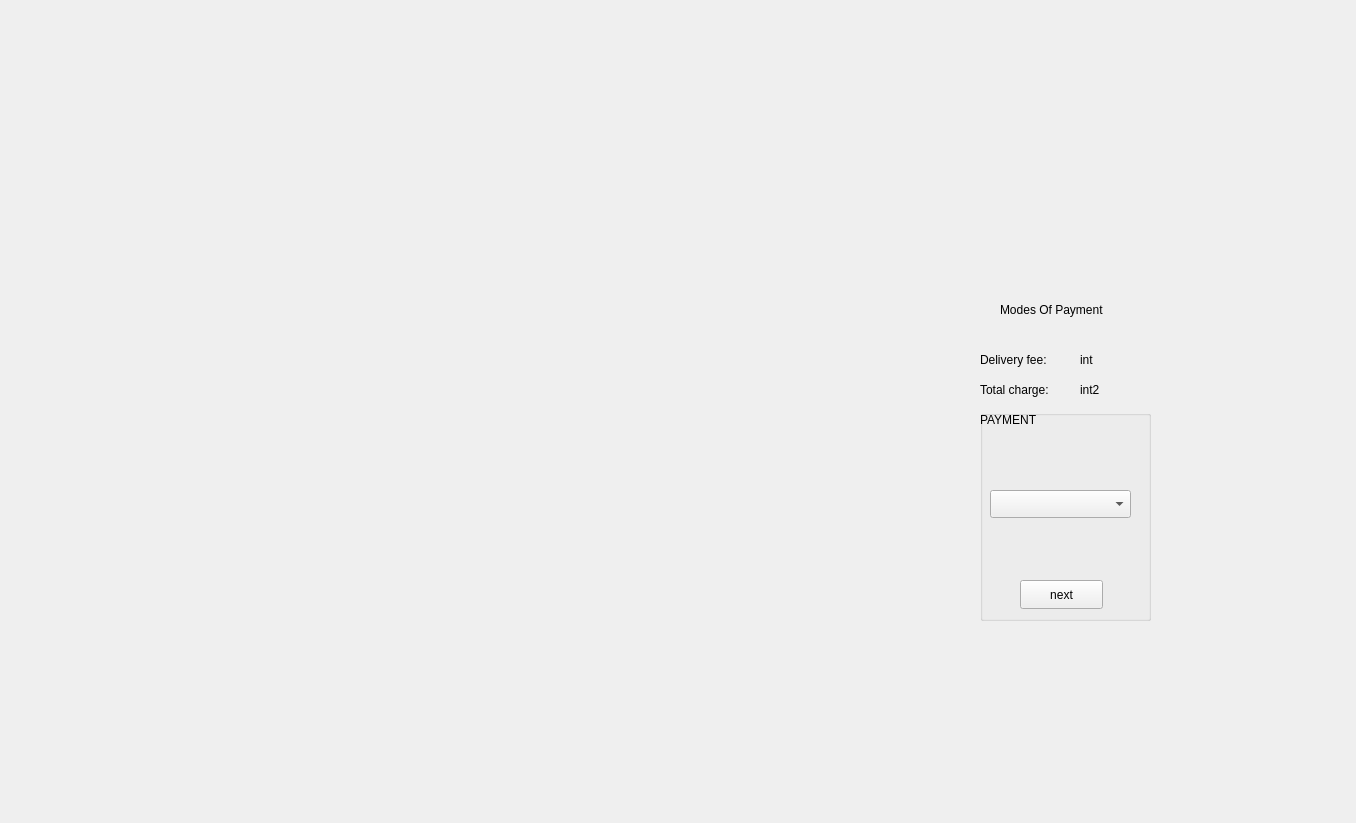
manasvi30/the-muncheese-project, file mainwindow.ui: the form before one commit.
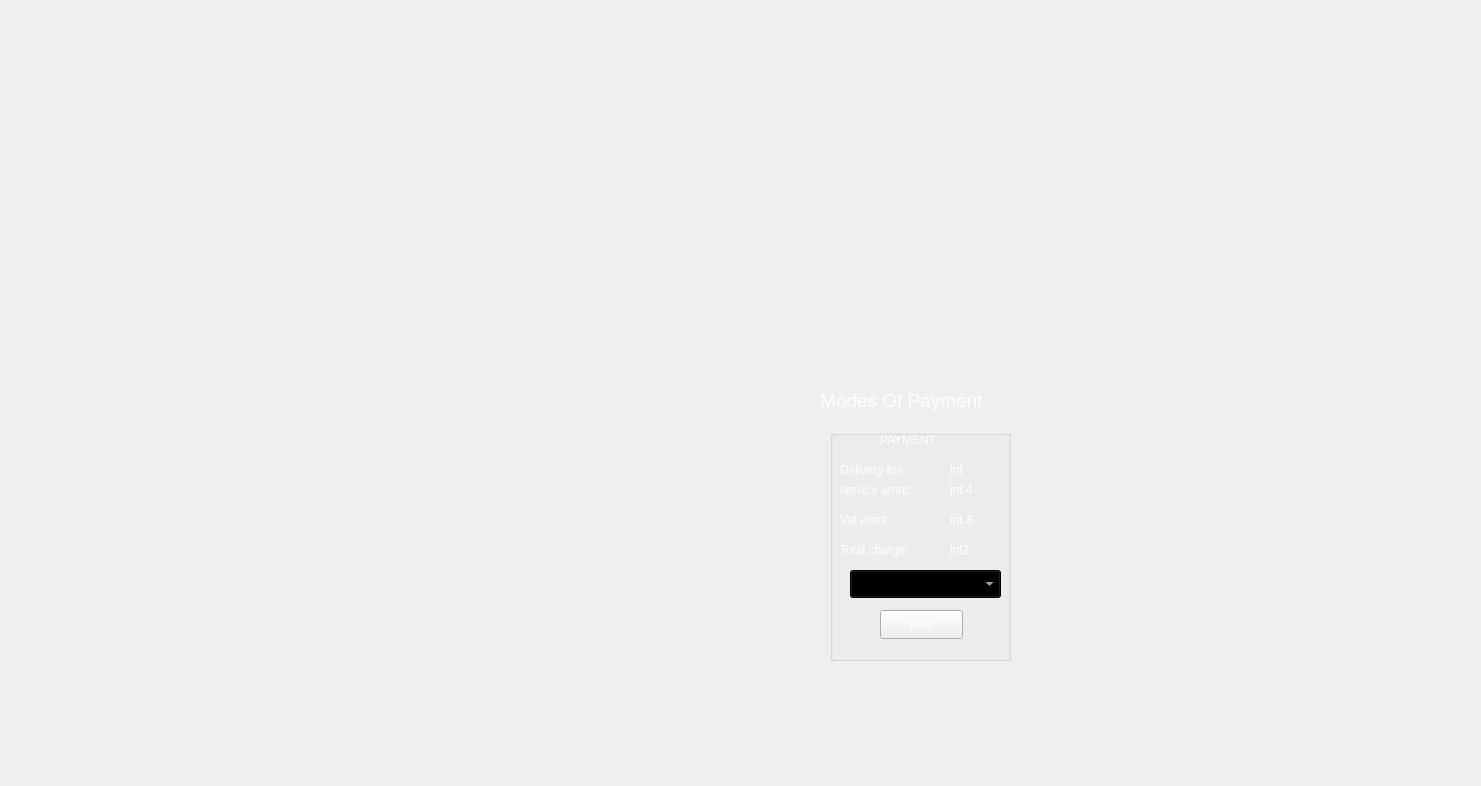
The form after the commit. The open tabs and pages were chosen to show the change. Icons and pictures are not drawn.

The edit to the form file:
```diff
--- a/mainwindow.ui
+++ b/mainwindow.ui
@@ -6,18 +6,21 @@
    <rect>
     <x>0</x>
     <y>0</y>
-    <width>1356</width>
-    <height>823</height>
+    <width>1481</width>
+    <height>786</height>
    </rect>
   </property>
   <property name="windowTitle">
    <string>Dialog</string>
   </property>
+  <property name="styleSheet">
+   <string notr="true">color: white;</string>
+  </property>
   <widget class="QStackedWidget" name="stackedWidget1">
    <property name="geometry">
     <rect>
-     <x>240</x>
-     <y>0</y>
+     <x>90</x>
+     <y>20</y>
      <width>1151</width>
      <height>841</height>
     </rect>
@@ -2549,6 +2552,95 @@
       <string>delete</string>
      </property>
     </widget>
+    <widget class="QLabel" name="del">
+     <property name="geometry">
+      <rect>
+       <x>850</x>
+       <y>460</y>
+       <width>63</width>
+       <height>20</height>
+      </rect>
+     </property>
+     <property name="styleSheet">
+      <string notr="true">color: black;</string>
+     </property>
+     <property name="text">
+      <string>.</string>
+     </property>
+    </widget>
+    <widget class="QLabel" name="label_17">
+     <property name="geometry">
+      <rect>
+       <x>600</x>
+       <y>180</y>
+       <width>63</width>
+       <height>20</height>
+      </rect>
+     </property>
+     <property name="text">
+      <string>S.N</string>
+     </property>
+    </widget>
+    <widget class="QLabel" name="label_21">
+     <property name="geometry">
+      <rect>
+       <x>830</x>
+       <y>180</y>
+       <width>63</width>
+       <height>20</height>
+      </rect>
+     </property>
+     <property name="text">
+      <string>PRICE</string>
+     </property>
+    </widget>
+    <widget class="QLabel" name="label_20">
+     <property name="geometry">
+      <rect>
+       <x>710</x>
+       <y>180</y>
+       <width>63</width>
+       <height>20</height>
+      </rect>
+     </property>
+     <property name="text">
+      <string>ITEMS</string>
+     </property>
+    </widget>
+    <widget class="QLabel" name="label_22">
+     <property name="geometry">
+      <rect>
+       <x>600</x>
+       <y>460</y>
+       <width>63</width>
+       <height>20</height>
+      </rect>
+     </property>
+     <property name="styleSheet">
+      <string notr="true">COLOR: BLACK;
+</string>
+     </property>
+     <property name="text">
+      <string>TOTAL:</string>
+     </property>
+    </widget>
+    <widget class="QLabel" name="label_23">
+     <property name="geometry">
+      <rect>
+       <x>800</x>
+       <y>460</y>
+       <width>63</width>
+       <height>20</height>
+      </rect>
+     </property>
+     <property name="styleSheet">
+      <string notr="true">COLOR: BLACK;
+</string>
+     </property>
+     <property name="text">
+      <string>DELETE:</string>
+     </property>
+    </widget>
    </widget>
    <widget class="QWidget" name="page_10">
     <widget class="QLabel" name="label_10">
@@ -2569,8 +2661,8 @@
       <rect>
        <x>740</x>
        <y>410</y>
-       <width>171</width>
-       <height>211</height>
+       <width>181</width>
+       <height>231</height>
       </rect>
      </property>
      <property name="title">
@@ -2579,12 +2671,15 @@
      <widget class="QPushButton" name="pushButton_confirm">
       <property name="geometry">
        <rect>
-        <x>40</x>
-        <y>170</y>
+        <x>50</x>
+        <y>180</y>
         <width>83</width>
         <height>29</height>
        </rect>
       </property>
+      <property name="styleSheet">
+       <string notr="true">background-color:pink;\\ncolor:white;</string>
+      </property>
       <property name="text">
        <string>next</string>
       </property>
@@ -2592,33 +2687,21 @@
      <widget class="QComboBox" name="comboBox1">
       <property name="geometry">
        <rect>
-        <x>10</x>
-        <y>80</y>
-        <width>141</width>
+        <x>20</x>
+        <y>140</y>
+        <width>151</width>
         <height>28</height>
        </rect>
       </property>
-     </widget>
-     <widget class="QLabel" name="label_17">
-      <property name="geometry">
-       <rect>
-        <x>0</x>
-        <y>0</y>
-        <width>131</width>
-        <height>20</height>
-       </rect>
-      </property>
-      <property name="text">
-       <string/>
-      </property>
-      <property name="pixmap">
-       <pixmap>../../../../Desktop/Birthday (2).png</pixmap>
+      <property name="styleSheet">
+       <string notr="true">background-color: black;
+color: white;</string>
       </property>
      </widget>
      <widget class="QLabel" name="label_18">
       <property name="geometry">
        <rect>
-        <x>0</x>
+        <x>50</x>
         <y>0</y>
         <width>81</width>
         <height>20</height>
@@ -2628,133 +2711,157 @@
        <string>PAYMENT</string>
       </property>
      </widget>
-    </widget>
-    <widget class="QLabel" name="label_16">
-     <property name="geometry">
-      <rect>
-       <x>740</x>
-       <y>300</y>
-       <width>181</width>
-       <height>20</height>
-      </rect>
-     </property>
-     <property name="text">
-      <string/>
-     </property>
-     <property name="pixmap">
-      <pixmap>../../../../Desktop/Birthday (2).png</pixmap>
-     </property>
+     <widget class="QLabel" name="label_delivery_2">
+      <property name="geometry">
+       <rect>
+        <x>10</x>
+        <y>30</y>
+        <width>81</width>
+        <height>20</height>
+       </rect>
+      </property>
+      <property name="styleSheet">
+       <string notr="true">color: white;
+</string>
+      </property>
+      <property name="text">
+       <string>Delivery fee:</string>
+      </property>
+     </widget>
+     <widget class="QLabel" name="label_totall">
+      <property name="geometry">
+       <rect>
+        <x>120</x>
+        <y>110</y>
+        <width>31</width>
+        <height>20</height>
+       </rect>
+      </property>
+      <property name="styleSheet">
+       <string notr="true">color: white;
+</string>
+      </property>
+      <property name="text">
+       <string>int2</string>
+      </property>
+     </widget>
+     <widget class="QLabel" name="label_total">
+      <property name="geometry">
+       <rect>
+        <x>10</x>
+        <y>110</y>
+        <width>91</width>
+        <height>20</height>
+       </rect>
+      </property>
+      <property name="styleSheet">
+       <string notr="true">color: white;</string>
+      </property>
+      <property name="text">
+       <string>Total charge:</string>
+      </property>
+     </widget>
+     <widget class="QLabel" name="label_delivery">
+      <property name="geometry">
+       <rect>
+        <x>120</x>
+        <y>30</y>
+        <width>71</width>
+        <height>20</height>
+       </rect>
+      </property>
+      <property name="styleSheet">
+       <string notr="true">color: white;</string>
+      </property>
+      <property name="text">
+       <string>int</string>
+      </property>
+     </widget>
+     <widget class="QLabel" name="vat">
+      <property name="geometry">
+       <rect>
+        <x>120</x>
+        <y>80</y>
+        <width>63</width>
+        <height>20</height>
+       </rect>
+      </property>
+      <property name="text">
+       <string>int 3</string>
+      </property>
+     </widget>
+     <widget class="QLabel" name="service">
+      <property name="geometry">
+       <rect>
+        <x>120</x>
+        <y>50</y>
+        <width>63</width>
+        <height>20</height>
+       </rect>
+      </property>
+      <property name="styleSheet">
+       <string notr="true">color: white;</string>
+      </property>
+      <property name="text">
+       <string>int 4</string>
+      </property>
+     </widget>
+     <widget class="QLabel" name="label_13">
+      <property name="geometry">
+       <rect>
+        <x>10</x>
+        <y>80</y>
+        <width>63</width>
+        <height>20</height>
+       </rect>
+      </property>
+      <property name="styleSheet">
+       <string notr="true">color: white;</string>
+      </property>
+      <property name="text">
+       <string>Vat amnt:</string>
+      </property>
+     </widget>
+     <widget class="QLabel" name="label_16">
+      <property name="geometry">
+       <rect>
+        <x>10</x>
+        <y>50</y>
+        <width>91</width>
+        <height>20</height>
+       </rect>
+      </property>
+      <property name="styleSheet">
+       <string notr="true">color: white;</string>
+      </property>
+      <property name="text">
+       <string>service amnt:</string>
+      </property>
+     </widget>
     </widget>
     <widget class="QLabel" name="label_12">
      <property name="geometry">
       <rect>
-       <x>760</x>
-       <y>300</y>
-       <width>151</width>
+       <x>730</x>
+       <y>370</y>
+       <width>211</width>
        <height>20</height>
       </rect>
      </property>
+     <property name="font">
+      <font>
+       <family>Arial</family>
+       <pointsize>14</pointsize>
+      </font>
+     </property>
+     <property name="styleSheet">
+      <string notr="true">color: white;
+</string>
+     </property>
      <property name="text">
       <string>Modes Of Payment</string>
      </property>
     </widget>
-    <widget class="QLabel" name="label_120">
-     <property name="geometry">
-      <rect>
-       <x>770</x>
-       <y>370</y>
-       <width>71</width>
-       <height>20</height>
-      </rect>
-     </property>
-     <property name="text">
-      <string/>
-     </property>
-    </widget>
-    <widget class="QLabel" name="label_121">
-     <property name="geometry">
-      <rect>
-       <x>740</x>
-       <y>350</y>
-       <width>181</width>
-       <height>20</height>
-      </rect>
-     </property>
-     <property name="text">
-      <string/>
-     </property>
-     <property name="pixmap">
-      <pixmap>../../../../Desktop/Birthday (2).png</pixmap>
-     </property>
-    </widget>
-    <widget class="QLabel" name="label_delivery">
-     <property name="geometry">
-      <rect>
-       <x>840</x>
-       <y>350</y>
-       <width>71</width>
-       <height>20</height>
-      </rect>
-     </property>
-     <property name="text">
-      <string>int</string>
-     </property>
-    </widget>
-    <widget class="QLabel" name="label_122">
-     <property name="geometry">
-      <rect>
-       <x>740</x>
-       <y>380</y>
-       <width>181</width>
-       <height>20</height>
-      </rect>
-     </property>
-     <property name="text">
-      <string/>
-     </property>
-     <property name="pixmap">
-      <pixmap>../../../../Desktop/Birthday (2).png</pixmap>
-     </property>
-    </widget>
-    <widget class="QLabel" name="label_total">
-     <property name="geometry">
-      <rect>
-       <x>740</x>
-       <y>380</y>
-       <width>181</width>
-       <height>20</height>
-      </rect>
-     </property>
-     <property name="text">
-      <string>Total charge:</string>
-     </property>
-    </widget>
-    <widget class="QLabel" name="label_delivery_2">
-     <property name="geometry">
-      <rect>
-       <x>740</x>
-       <y>350</y>
-       <width>81</width>
-       <height>20</height>
-      </rect>
-     </property>
-     <property name="text">
-      <string>Delivery fee:</string>
-     </property>
-    </widget>
-    <widget class="QLabel" name="label_totall">
-     <property name="geometry">
-      <rect>
-       <x>840</x>
-       <y>380</y>
-       <width>63</width>
-       <height>20</height>
-      </rect>
-     </property>
-     <property name="text">
-      <string>int2</string>
-     </property>
-    </widget>
    </widget>
    <widget class="QWidget" name="page_11">
     <widget class="QLabel" name="label_11">
```
Left out of the diff: 1071 changed lines with no effect on the pictures.
